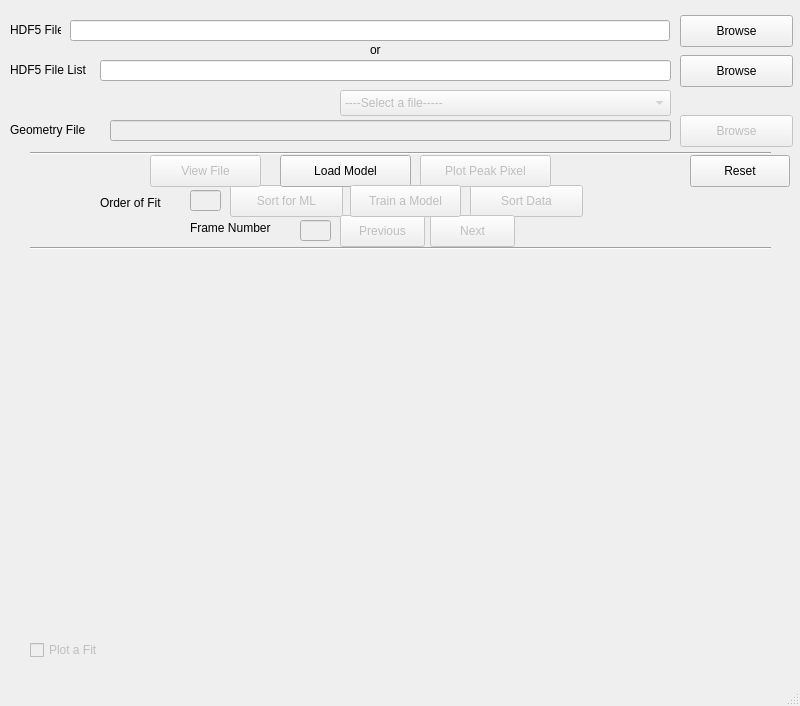
First picture: the form in UI/mainWindow.ui, repository gihankaushyal/PixelAnomalyDetectorTool, before the edit.
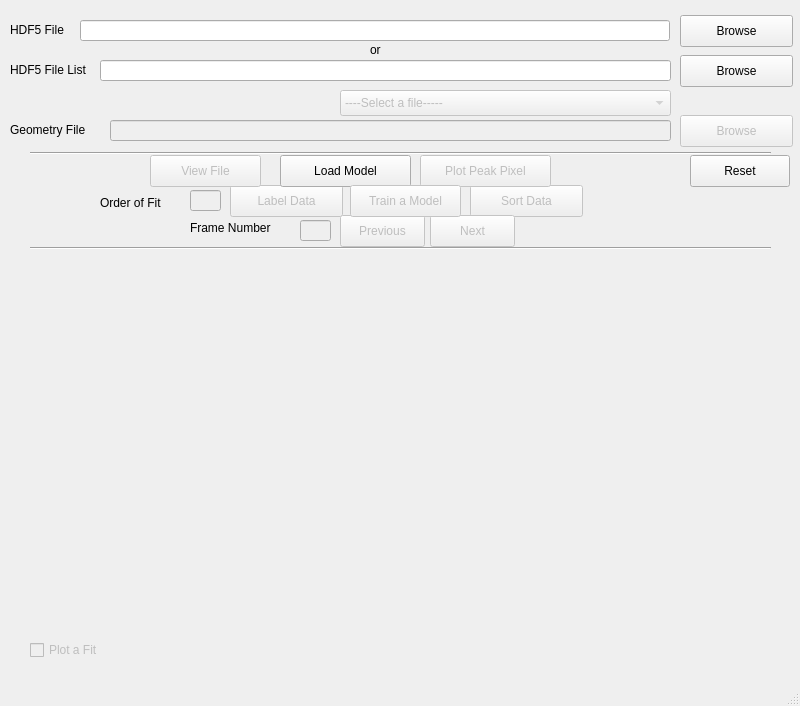
Second picture: the form after the edit.

Diff of the .ui file:
```diff
--- a/UI/mainWindow.ui
+++ b/UI/mainWindow.ui
@@ -19,7 +19,7 @@
      <rect>
       <x>10</x>
       <y>20</y>
-      <width>51</width>
+      <width>61</width>
       <height>20</height>
      </rect>
     </property>
@@ -30,9 +30,9 @@
    <widget class="QLineEdit" name="cxiFilePath">
     <property name="geometry">
      <rect>
-      <x>70</x>
+      <x>80</x>
       <y>20</y>
-      <width>600</width>
+      <width>590</width>
       <height>21</height>
      </rect>
     </property>
@@ -79,7 +79,7 @@
      </rect>
     </property>
     <property name="text">
-     <string>Sort for ML</string>
+     <string>Label Data</string>
     </property>
    </widget>
    <widget class="Line" name="line">
```
